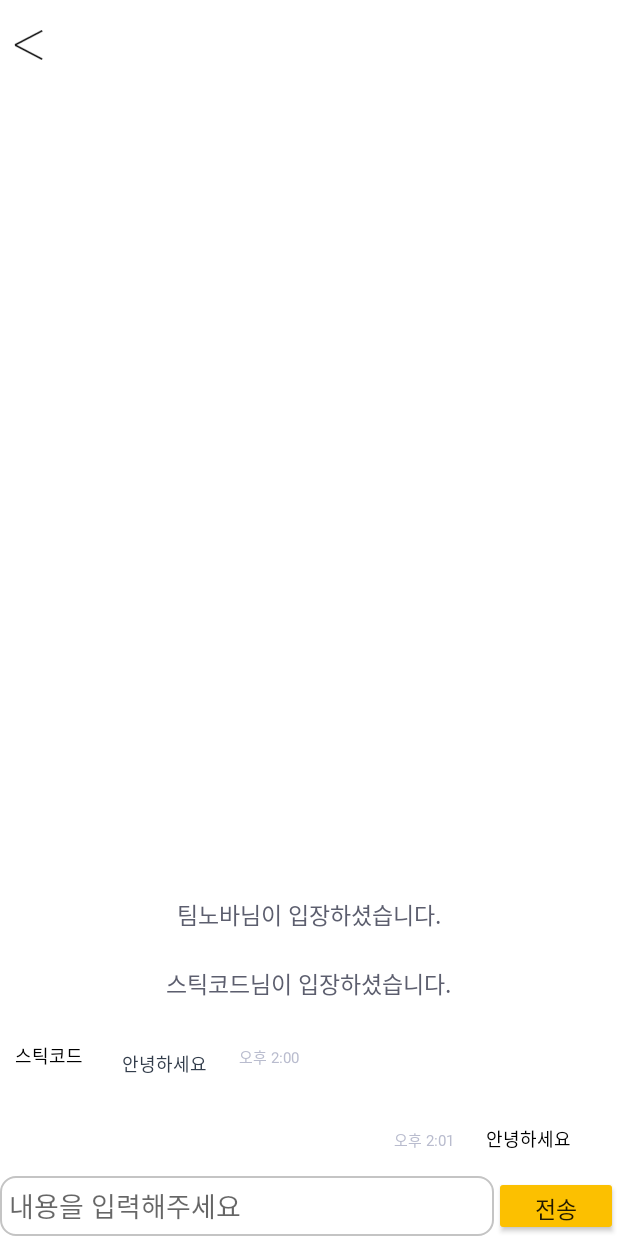
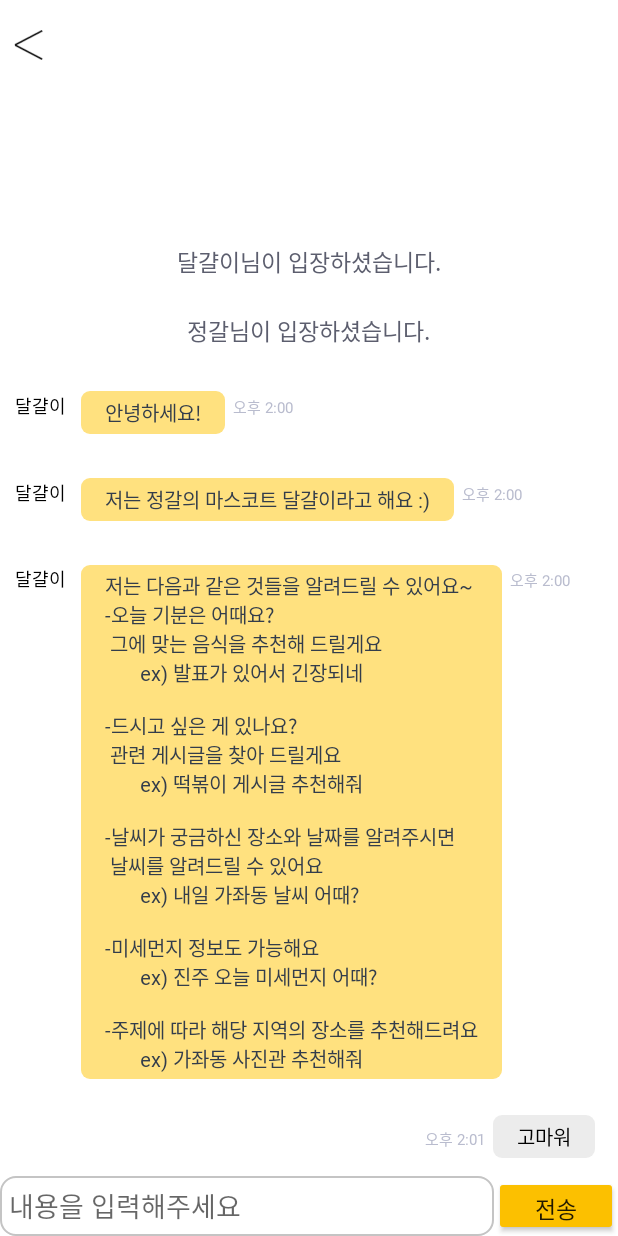
Before and after one commit to GongWook/JungGal_v.2-Android, an Android app: the ChatActivity screen opened directly, with no data from a screen before it, on a phone screen of 412 x 824 dp. Run offline under Robolectric (Android 15) with nearby library versions, the phone set to English and light mode, and no system bars.

Commit message:
22.05.13 AM 01 채팅 UI 제작 완료 android to flask 통신 완료 채팅 입력 시 리사이클러뷰 refresh 기능 완료 *주의/ BASE_URL 변경될 수 있음

```diff
--- a/app/src/main/java/com/gnu_graduate_project_team/junggal_v2/ApiInterface.java
+++ b/app/src/main/java/com/gnu_graduate_project_team/junggal_v2/ApiInterface.java
@@ -8,6 +8,7 @@ import retrofit2.Call;
 import retrofit2.http.Body;
 import retrofit2.http.Field;
 import retrofit2.http.FormUrlEncoded;
+import retrofit2.http.GET;
 import retrofit2.http.Multipart;
 import retrofit2.http.POST;
 import retrofit2.http.Part;
@@ -53,4 +54,5 @@ public interface ApiInterface {
     /** 인증번호 인증하기 **/
     @POST("user/authPass")
     Call<PhoneVO> phone_auth_pass(@Body PhoneVO phone);
+
 }
--- a/app/src/main/java/com/gnu_graduate_project_team/junggal_v2/ChatActivity.java
+++ b/app/src/main/java/com/gnu_graduate_project_team/junggal_v2/ChatActivity.java
@@ -3,22 +3,43 @@ package com.gnu_graduate_project_team.junggal_v2;
 import android.app.Activity;
 import android.content.Intent;
 import android.os.Bundle;
+import android.os.Message;
+import android.util.Log;
 import android.view.View;
 import android.widget.Button;
+import android.widget.EditText;
+import android.widget.Toast;
 
+import androidx.annotation.Nullable;
 import androidx.recyclerview.widget.LinearLayoutManager;
 import androidx.recyclerview.widget.RecyclerView;
 
+import java.sql.Date;
+import java.text.SimpleDateFormat;
 import java.util.ArrayList;
+import java.util.Calendar;
+
+import retrofit2.Call;
+import retrofit2.Callback;
+import retrofit2.Response;
+import retrofit2.Retrofit;
 
 public class ChatActivity extends Activity {
 
     private ArrayList<Item> dataList;
+    private EditText egg_edit_text;
+    private Button egg_send_text;
 
     @Override
-    protected void onCreate(Bundle savedInstanceState) {
+    protected void onCreate(@Nullable Bundle savedInstanceState) {
         super.onCreate(savedInstanceState);
         setContentView(R.layout.activity_eggong_chat);
+
+        Retrofit retrofit = EggApiClient.getApiClient();
+        EggInterface eggInterface = retrofit.create(EggInterface.class);
+
+        egg_edit_text = (EditText) findViewById(R.id.egg_edit_text);
+        egg_send_text = (Button) findViewById(R.id.egg_send_text);
 
         this.initializeData();
 
@@ -31,16 +52,90 @@ public class ChatActivity extends Activity {
         recyclerView.setLayoutManager(manager); // LayoutManager 등록
         recyclerView.setAdapter(new MyAdapter(dataList));  // Adapter 등록
 
+        egg_send_text.setOnClickListener(new View.OnClickListener() {
+            @Override
+            public void onClick(View view) {
+                String input_content = egg_edit_text.getText().toString().trim();
+                String timeStamp = new SimpleDateFormat("HH:mm").format(Calendar.getInstance().getTime());
+
+                EggchatVO chat = new EggchatVO();
+                chat.setInput_text(input_content);
+                chat.setX_coordinate(12);
+                chat.setY_coordinate(34);
+                Item item = new Item(input_content, "tester", timeStamp, ViewType.RIGHT_CHAT);
+                dataList.add(item);
+
+                MyAdapter adapter = new MyAdapter(dataList);
+                RecyclerView ryv = findViewById(R.id.eggong_chat_recycler_view);
+                ryv.setAdapter(adapter);
+
+                Call<EggAnswerVO> call = eggInterface.egg_chat(chat);
+                Log.v("here", item.getContent());
+                call.enqueue(new Callback<EggAnswerVO>() {
+                    @Override
+                    public void onResponse(Call<EggAnswerVO> call, Response<EggAnswerVO> response) {
+                        EggAnswerVO egg_answer_content = response.body();
+
+                        if (egg_answer_content.getInput_text().equals(null))
+                        {
+                            Log.v("android to server","실패 \n 참고: EggApiClient URL 체크");
+
+                        }
+                        else {
+                            Log.v("답 받아오기",egg_answer_content.getInput_text());
+                            Item egg_answer = new Item(egg_answer_content.getInput_text(), "달걀이", timeStamp, ViewType.LEFT_CHAT);
+                            dataList.add(egg_answer);
+
+                            /** 전송 시 recyclerview 새로고침 **/
+                            MyAdapter adapter = new MyAdapter(dataList);
+                            RecyclerView ryv = findViewById(R.id.eggong_chat_recycler_view);
+                            ryv.setAdapter(adapter);
+
+                        }
+
+                    }
+
+                    @Override
+                    public void onFailure(Call<EggAnswerVO> call, Throwable t) {
+                        Toast.makeText(ChatActivity.this, "네트워크를 확인해 주세요",Toast.LENGTH_SHORT).show();
+                        Log.v("연결 실패","fail");
+                    }
+
+                });
+            }
+        });
+
+
+
     }
 
     public void initializeData()
     {
         dataList = new ArrayList<>();
 
-        dataList.add(new Item("팀노바님이 입장하셨습니다.", null, null, ViewType.CENTER_JOIN));
-        dataList.add(new Item("스틱코드님이 입장하셨습니다.", null, null, ViewType.CENTER_JOIN));
-        dataList.add(new Item("안녕하세요", "스틱코드",  "오후 2:00", ViewType.LEFT_CHAT));
-        dataList.add(new Item("안녕하세요", null, "오후 2:01", ViewType.RIGHT_CHAT));
+        dataList.add(new Item("달걀이님이 입장하셨습니다.", null, null, ViewType.CENTER_JOIN));
+        dataList.add(new Item("정갈님이 입장하셨습니다.", null, null, ViewType.CENTER_JOIN));
+        dataList.add(new Item("안녕하세요!", "달걀이",  "오후 2:00", ViewType.LEFT_CHAT));
+        dataList.add(new Item("저는 정갈의 마스코트 달걀이라고 해요 :)", "달걀이",  "오후 2:00", ViewType.LEFT_CHAT));
+        dataList.add(new Item("저는 다음과 같은 것들을 알려드릴 수 있어요~\n" +
+                "-오늘 기분은 어때요?\n" +
+                " 그에 맞는 음식을 추천해 드릴게요\n" +
+                "       ex) 발표가 있어서 긴장되네\n" +
+                "\n" +
+                "-드시고 싶은 게 있나요?\n" +
+                " 관련 게시글을 찾아 드릴게요\n" +
+                "       ex) 떡볶이 게시글 추천해줘\n" +
+                "\n" +
+                "-날씨가 궁금하신 장소와 날짜를 알려주시면\n" +
+                " 날씨를 알려드릴 수 있어요\n" +
+                "       ex) 내일 가좌동 날씨 어때?\n" +
+                "\n" +
+                "-미세먼지 정보도 가능해요\n" +
+                "       ex) 진주 오늘 미세먼지 어때?\n" +
+                "\n" +
+                "-주제에 따라 해당 지역의 장소를 추천해드려요\n" +
+                "       ex) 가좌동 사진관 추천해줘", "달걀이",  "오후 2:00", ViewType.LEFT_CHAT));
+        dataList.add(new Item("고마워", null, "오후 2:01", ViewType.RIGHT_CHAT));
 
     }
 }
--- /dev/null
+++ b/app/src/main/java/com/gnu_graduate_project_team/junggal_v2/EggApiClient.java
@@ -0,0 +1,31 @@
+package com.gnu_graduate_project_team.junggal_v2;
+
+import com.google.gson.Gson;
+import com.google.gson.GsonBuilder;
+
+import retrofit2.Retrofit;
+import retrofit2.converter.gson.GsonConverterFactory;
+
+public class EggApiClient {
+
+    private static Retrofit retrofit;
+    private static final String BASE_URL = "https://2d18-203-255-3-48.jp.ngrok.io";
+
+    public static Retrofit getApiClient()
+    {
+        Gson gson = new GsonBuilder()
+                .setLenient()
+                .create();
+
+        if(retrofit == null)
+        {
+            retrofit = new Retrofit.Builder()
+                    .baseUrl(BASE_URL)
+                    .addConverterFactory(GsonConverterFactory.create(gson))
+                    .build();
+        }
+
+        return retrofit;
+    }
+
+}
--- /dev/null
+++ b/app/src/main/java/com/gnu_graduate_project_team/junggal_v2/EggInterface.java
@@ -0,0 +1,13 @@
+package com.gnu_graduate_project_team.junggal_v2;
+
+import retrofit2.Call;
+import retrofit2.http.Body;
+import retrofit2.http.POST;
+
+
+public interface EggInterface {
+
+    /** 달걀이 채팅하기 **/
+    @POST("/egg/chat")
+    Call<EggAnswerVO> egg_chat(@Body EggchatVO chat);
+}
--- /dev/null
+++ b/app/src/main/res/drawable/chat_left_background.xml
@@ -0,0 +1,9 @@
+<?xml version="1.0" encoding="utf-8"?>
+<selector xmlns:android="http://schemas.android.com/apk/res/android">
+    <item android:state_focused="false" android:state_pressed="false">
+        <shape>
+            <solid android:color="#FFE17F"/>
+            <corners android:radius="6dp" />
+        </shape>
+    </item>
+</selector>
--- /dev/null
+++ b/app/src/main/res/drawable/chat_right_background.xml
@@ -0,0 +1,9 @@
+<?xml version="1.0" encoding="utf-8"?>
+<selector xmlns:android="http://schemas.android.com/apk/res/android">
+    <item android:state_focused="false" android:state_pressed="false">
+        <shape>
+            <solid android:color="#CCE8E8E8"/>
+            <corners android:radius="6dp" />
+        </shape>
+    </item>
+</selector>
--- a/app/src/main/res/layout/activity_chat_left.xml
+++ b/app/src/main/res/layout/activity_chat_left.xml
@@ -32,8 +32,9 @@
         android:paddingBottom="4dp"
         android:text="상대방이 보낸 메세지"
         android:textColor="#333d4b"
-        android:textSize="12sp"
+        android:textSize="13sp"
         android:fontFamily="@font/namugodicl"
+        android:background="@drawable/chat_left_background"
         app:layout_constraintStart_toStartOf="parent"
         app:layout_constraintTop_toBottomOf="@+id/name" />
 
--- a/app/src/main/res/layout/activity_chat_right.xml
+++ b/app/src/main/res/layout/activity_chat_right.xml
@@ -32,8 +32,9 @@
         android:paddingBottom="4dp"
         android:text="내가 보낸 메세지"
         android:textColor="@color/black"
-        android:textSize="12sp"
+        android:textSize="13sp"
         android:fontFamily="@font/namugodicl"
+        android:background="@drawable/chat_right_background"
         app:layout_constraintEnd_toEndOf="parent"
         app:layout_constraintTop_toTopOf="parent" />
 
```
Also changed, not shown: app/src/main/java/com/gnu_graduate_project_team/junggal_v2/EggAnswerVO.java (added, +18 -0 lines), app/src/main/java/com/gnu_graduate_project_team/junggal_v2/EggchatVO.java (added, +39 -0 lines), app/src/main/java/com/gnu_graduate_project_team/junggal_v2/Item.java (+16 -0 lines).
